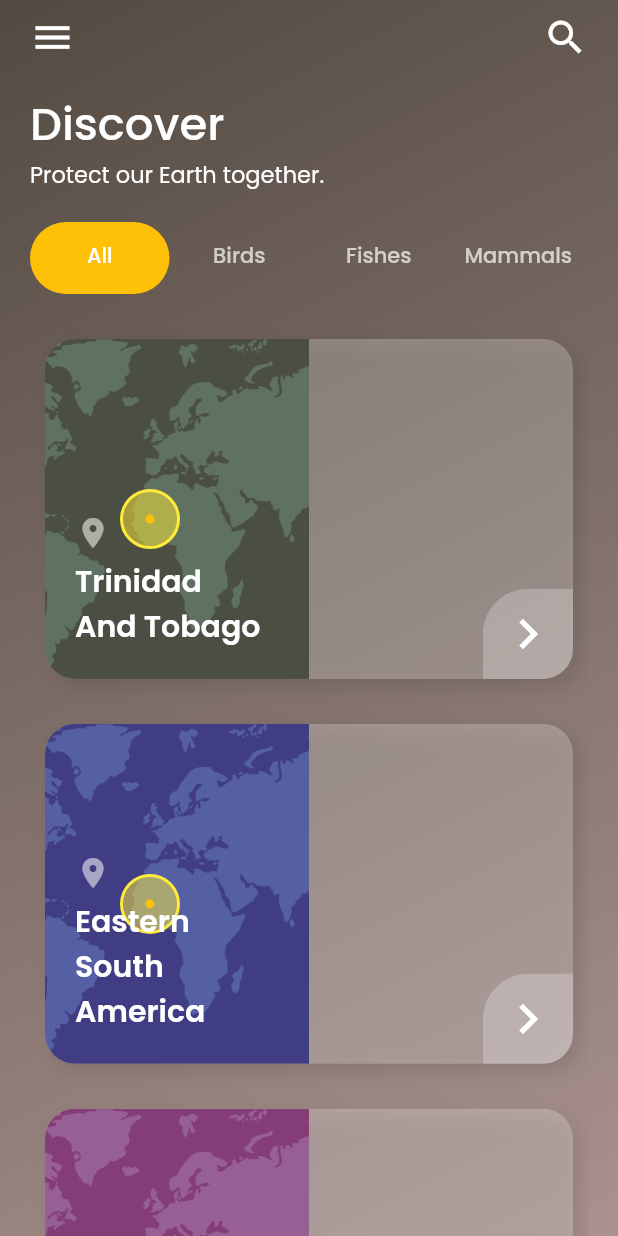
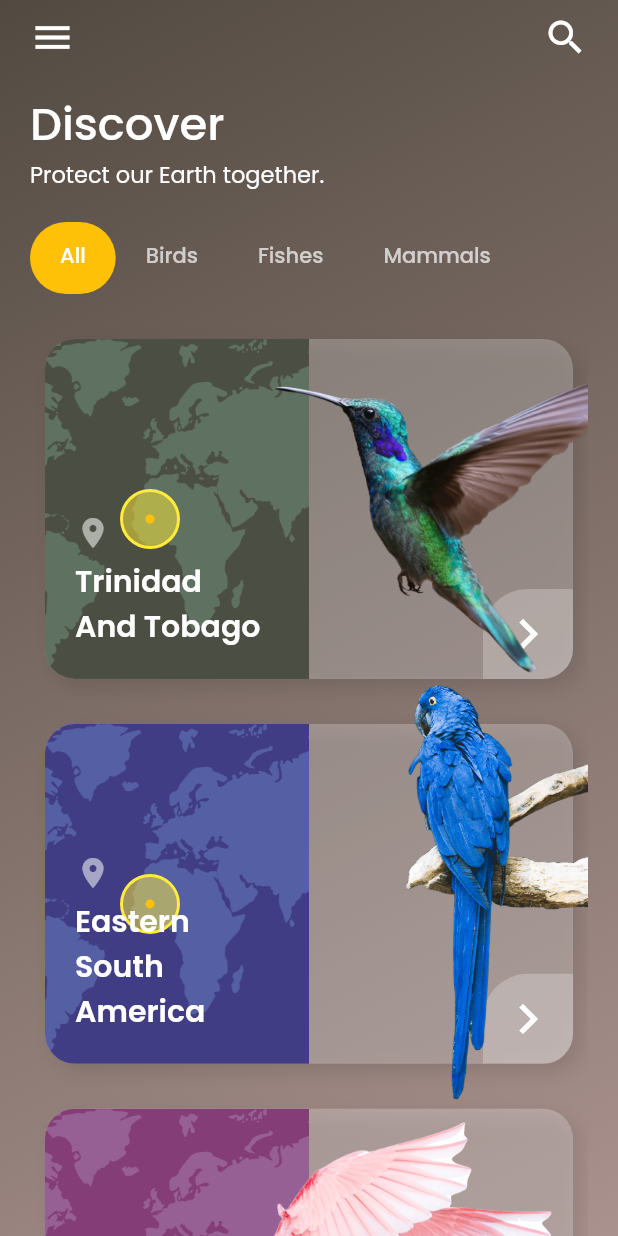
Before and after one commit to chetbis/discover_flutter, a Flutter app: the screen it shows after launch, on a phone screen of 412 x 824 dp. Run offline on Flutter 3.47's test engine with Material 2 defaults, Android fonts, the light colour scheme and no system bars; our stand-ins replace google_fonts.

Commit message:
add animal image

```diff
--- a/lib/components/animal_card.dart
+++ b/lib/components/animal_card.dart
@@ -13,7 +13,9 @@ class AnimalCard extends StatelessWidget {
   @override
   Widget build(BuildContext context) {
     final query = MediaQuery.of(context);
-    return Container(
+    return Stack(
+      children: [
+        Container(
           margin: const EdgeInsets.symmetric(
             horizontal: 10,
             vertical: 15,
@@ -61,6 +63,21 @@ class AnimalCard extends StatelessWidget {
               )
             ],
           ),
+        ),
+        Positioned(
+          top: 0,
+          bottom: 0,
+          right: 0,
+          child: SizedBox(
+            width: MediaQuery.of(context).size.width * .5,
+            height: MediaQuery.of(context).size.width * .5,
+            child: FittedBox(
+              fit: BoxFit.cover,
+              child: Image.asset(entity.imageUrl),
+            ),
+          ),
+        ),
+      ],
     );
   }
 }
--- a/lib/pages/discover_screen.dart
+++ b/lib/pages/discover_screen.dart
@@ -80,8 +80,8 @@ class _DiscoverScreenState extends State<DiscoverScreen>
                 height: 20,
               ),
               TabBar(
-                automaticIndicatorColorAdjustment: false,
-                labelPadding: EdgeInsets.zero,
+                isScrollable: true,
+                labelPadding: const EdgeInsets.symmetric(horizontal: 20),
                 indicator: BoxDecoration(
                   borderRadius: BorderRadius.circular(50),
                   color: Colors.amber,
@@ -96,9 +96,9 @@ class _DiscoverScreenState extends State<DiscoverScreen>
                     AnimalList(
                       list: [...birdData, ...mammalData, ...fishData],
                     ),
+                    AnimalList(list: birdData),
+                    AnimalList(list: fishData),
                     AnimalList(list: mammalData),
-                    AnimalList(list: fishData),
-                    AnimalList(list: fishData),
                   ],
                 ),
               ),
```
Lines whose indentation alone changed are shown as unchanged.
